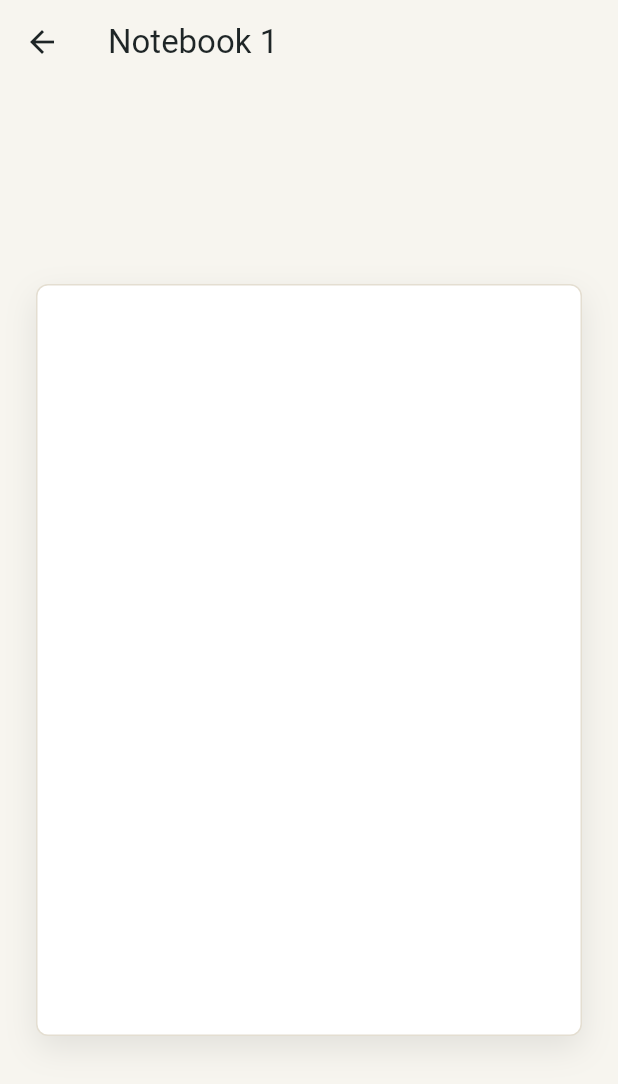
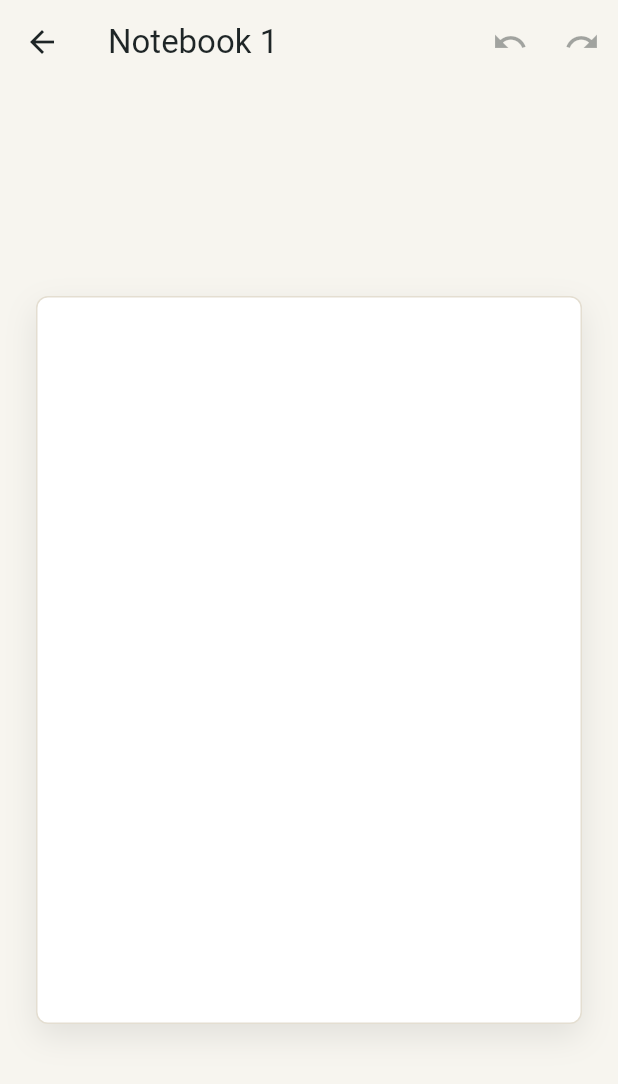
Before and after one commit to lvyanxiang/inknest_notes, a Flutter app: the screen it shows after launch, after a tap on "New notebook", on a phone screen of 412 x 824 dp. Shown: the top 1084 px of the screen. Run offline on Flutter 3.47's test engine with Material 3 defaults, Android fonts, the phone set to English and light mode, and no system bars.

Commit message:
Update editor functionality in InkNest Notes app by transitioning to Milestone 3. Implement stroke drawing, undo/redo capabilities, and enhance the editor screen layout. Update roadmap and status documentation to reflect completed tasks and next steps.

```diff
--- /dev/null
+++ b/lib/features/editor/canvas/drawing_canvas.dart
@@ -0,0 +1,140 @@
+import 'package:flutter/material.dart';
+import 'package:inknest_notes/models/note_page.dart';
+import 'package:inknest_notes/models/stroke.dart';
+import 'package:inknest_notes/models/stroke_point.dart';
+import 'package:inknest_notes/models/tool.dart';
+
+class DrawingCanvas extends StatefulWidget {
+  const DrawingCanvas({
+    super.key,
+    required this.page,
+    required this.tool,
+    required this.onStrokeComplete,
+  });
+
+  final NotePage page;
+  final DrawingTool tool;
+  final ValueChanged<Stroke> onStrokeComplete;
+
+  @override
+  State<DrawingCanvas> createState() => _DrawingCanvasState();
+}
+
+class _DrawingCanvasState extends State<DrawingCanvas> {
+  Stroke? _activeStroke;
+
+  void _startStroke(PointerDownEvent event) {
+    final point = _pointFromEvent(event.localPosition, event.pressure);
+
+    setState(() {
+      _activeStroke = Stroke(
+        id: 'stroke-${DateTime.now().microsecondsSinceEpoch}',
+        tool: widget.tool.type,
+        color: widget.tool.color,
+        width: widget.tool.width,
+        points: [point],
+      );
+    });
+  }
+
+  void _appendPoint(PointerMoveEvent event) {
+    final activeStroke = _activeStroke;
+    if (activeStroke == null) {
+      return;
+    }
+
+    setState(() {
+      _activeStroke = activeStroke.copyWith(
+        points: [
+          ...activeStroke.points,
+          _pointFromEvent(event.localPosition, event.pressure),
+        ],
+      );
+    });
+  }
+
+  void _endStroke() {
+    final activeStroke = _activeStroke;
+    if (activeStroke == null) {
+      return;
+    }
+
+    setState(() {
+      _activeStroke = null;
+    });
+
+    if (activeStroke.points.isNotEmpty) {
+      widget.onStrokeComplete(activeStroke);
+    }
+  }
+
+  StrokePoint _pointFromEvent(Offset offset, double pressure) {
+    return StrokePoint(
+      offset: offset,
+      pressure: pressure == 0 ? 1 : pressure,
+      time: DateTime.now(),
+    );
+  }
+
+  @override
+  Widget build(BuildContext context) {
+    return Listener(
+      behavior: HitTestBehavior.opaque,
+      onPointerDown: _startStroke,
+      onPointerMove: _appendPoint,
+      onPointerUp: (_) => _endStroke(),
+      onPointerCancel: (_) => _endStroke(),
+      child: RepaintBoundary(
+        child: CustomPaint(
+          painter: _StrokePainter(
+            strokes: [...widget.page.strokes, ?_activeStroke],
+          ),
+          child: const SizedBox.expand(),
+        ),
+      ),
+    );
+  }
+}
+
+class _StrokePainter extends CustomPainter {
+  const _StrokePainter({required this.strokes});
+
+  final List<Stroke> strokes;
+
+  @override
+  void paint(Canvas canvas, Size size) {
+    for (final stroke in strokes) {
+      if (stroke.points.isEmpty) {
+        continue;
+      }
+
+      final paint = Paint()
+        ..color = stroke.color
+        ..strokeWidth = stroke.width
+        ..strokeCap = StrokeCap.round
+        ..strokeJoin = StrokeJoin.round
+        ..style = PaintingStyle.stroke;
+
+      if (stroke.points.length == 1) {
+        canvas.drawCircle(
+          stroke.points.first.offset,
+          stroke.width / 2,
+          paint..style = PaintingStyle.fill,
+        );
+        continue;
+      }
+
+      final path = Path()
+        ..moveTo(stroke.points.first.offset.dx, stroke.points.first.offset.dy);
+      for (final point in stroke.points.skip(1)) {
+        path.lineTo(point.offset.dx, point.offset.dy);
+      }
+      canvas.drawPath(path, paint);
+    }
+  }
+
+  @override
+  bool shouldRepaint(covariant _StrokePainter oldDelegate) {
+    return oldDelegate.strokes != strokes;
+  }
+}
--- a/lib/features/editor/editor_screen.dart
+++ b/lib/features/editor/editor_screen.dart
@@ -1,21 +1,91 @@
 import 'package:flutter/material.dart';
+import 'package:inknest_notes/features/editor/canvas/drawing_canvas.dart';
+import 'package:inknest_notes/models/note_page.dart';
 import 'package:inknest_notes/models/notebook.dart';
+import 'package:inknest_notes/models/stroke.dart';
+import 'package:inknest_notes/models/tool.dart';
 
-class EditorScreen extends StatelessWidget {
+class EditorScreen extends StatefulWidget {
   const EditorScreen({super.key, required this.notebook});
 
   final Notebook notebook;
 
   @override
+  State<EditorScreen> createState() => _EditorScreenState();
+}
+
+class _EditorScreenState extends State<EditorScreen> {
+  static const _pageWidth = 768.0;
+  static const _pageHeight = 1024.0;
+
+  final DrawingTool _tool = const DrawingTool();
+  final List<Stroke> _redoStack = [];
+  late NotePage _page;
+
+  @override
+  void initState() {
+    super.initState();
+    _page = const NotePage(
+      id: 'page-1',
+      width: _pageWidth,
+      height: _pageHeight,
+    );
+  }
+
+  void _addStroke(Stroke stroke) {
+    setState(() {
+      _page = _page.copyWith(strokes: [..._page.strokes, stroke]);
+      _redoStack.clear();
+    });
+  }
+
+  void _undo() {
+    if (_page.strokes.isEmpty) {
+      return;
+    }
+
+    setState(() {
+      final updatedStrokes = _page.strokes.toList();
+      _redoStack.add(updatedStrokes.removeLast());
+      _page = _page.copyWith(strokes: updatedStrokes);
+    });
+  }
+
+  void _redo() {
+    if (_redoStack.isEmpty) {
+      return;
+    }
+
+    setState(() {
+      final stroke = _redoStack.removeLast();
+      _page = _page.copyWith(strokes: [..._page.strokes, stroke]);
+    });
+  }
+
+  @override
   Widget build(BuildContext context) {
     return Scaffold(
-      appBar: AppBar(title: Text(notebook.title)),
+      appBar: AppBar(
+        title: Text(widget.notebook.title),
+        actions: [
+          IconButton(
+            onPressed: _page.strokes.isEmpty ? null : _undo,
+            tooltip: 'Undo',
+            icon: const Icon(Icons.undo),
+          ),
+          IconButton(
+            onPressed: _redoStack.isEmpty ? null : _redo,
+            tooltip: 'Redo',
+            icon: const Icon(Icons.redo),
+          ),
+        ],
+      ),
       body: Center(
+        child: Padding(
+          padding: const EdgeInsets.all(24),
           child: AspectRatio(
-          aspectRatio: 3 / 4,
-          child: Container(
-            constraints: const BoxConstraints(maxWidth: 520),
-            margin: const EdgeInsets.all(24),
+            aspectRatio: _page.width / _page.height,
+            child: DecoratedBox(
               decoration: BoxDecoration(
                 color: Colors.white,
                 borderRadius: BorderRadius.circular(8),
@@ -28,6 +98,15 @@ class EditorScreen extends StatelessWidget {
                   ),
                 ],
               ),
+              child: ClipRRect(
+                borderRadius: BorderRadius.circular(8),
+                child: DrawingCanvas(
+                  page: _page,
+                  tool: _tool,
+                  onStrokeComplete: _addStroke,
+                ),
+              ),
+            ),
           ),
         ),
       ),
--- /dev/null
+++ b/lib/models/note_page.dart
@@ -0,0 +1,26 @@
+import 'package:flutter/foundation.dart';
+import 'package:inknest_notes/models/stroke.dart';
+
+@immutable
+class NotePage {
+  const NotePage({
+    required this.id,
+    required this.width,
+    required this.height,
+    this.strokes = const [],
+  });
+
+  final String id;
+  final double width;
+  final double height;
+  final List<Stroke> strokes;
+
+  NotePage copyWith({List<Stroke>? strokes}) {
+    return NotePage(
+      id: id,
+      width: width,
+      height: height,
+      strokes: strokes ?? this.strokes,
+    );
+  }
+}
--- /dev/null
+++ b/lib/models/stroke.dart
@@ -0,0 +1,32 @@
+import 'dart:ui';
+
+import 'package:flutter/foundation.dart';
+import 'package:inknest_notes/models/stroke_point.dart';
+import 'package:inknest_notes/models/tool.dart';
+
+@immutable
+class Stroke {
+  const Stroke({
+    required this.id,
+    required this.tool,
+    required this.color,
+    required this.width,
+    required this.points,
+  });
+
+  final String id;
+  final ToolType tool;
+  final Color color;
+  final double width;
+  final List<StrokePoint> points;
+
+  Stroke copyWith({List<StrokePoint>? points}) {
+    return Stroke(
+      id: id,
+      tool: tool,
+      color: color,
+      width: width,
+      points: points ?? this.points,
+    );
+  }
+}
--- /dev/null
+++ b/lib/models/stroke_point.dart
@@ -0,0 +1,16 @@
+import 'dart:ui';
+
+import 'package:flutter/foundation.dart';
+
+@immutable
+class StrokePoint {
+  const StrokePoint({
+    required this.offset,
+    required this.pressure,
+    required this.time,
+  });
+
+  final Offset offset;
+  final double pressure;
+  final DateTime time;
+}
--- /dev/null
+++ b/lib/models/tool.dart
@@ -0,0 +1,18 @@
+import 'dart:ui';
+
+import 'package:flutter/foundation.dart';
+
+enum ToolType { pen }
+
+@immutable
+class DrawingTool {
+  const DrawingTool({
+    this.type = ToolType.pen,
+    this.color = const Color(0xFF1E2526),
+    this.width = 4,
+  });
+
+  final ToolType type;
+  final Color color;
+  final double width;
+}
```
Also changed, not shown: 3 other files. Lines whose indentation alone changed are shown as unchanged.
